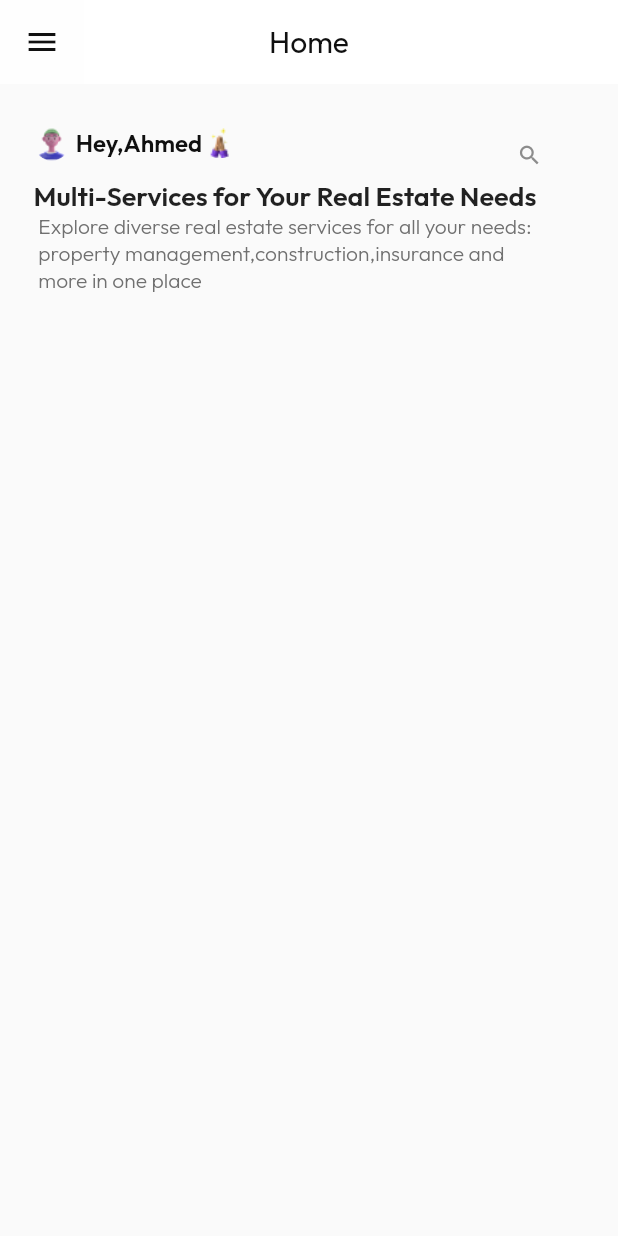
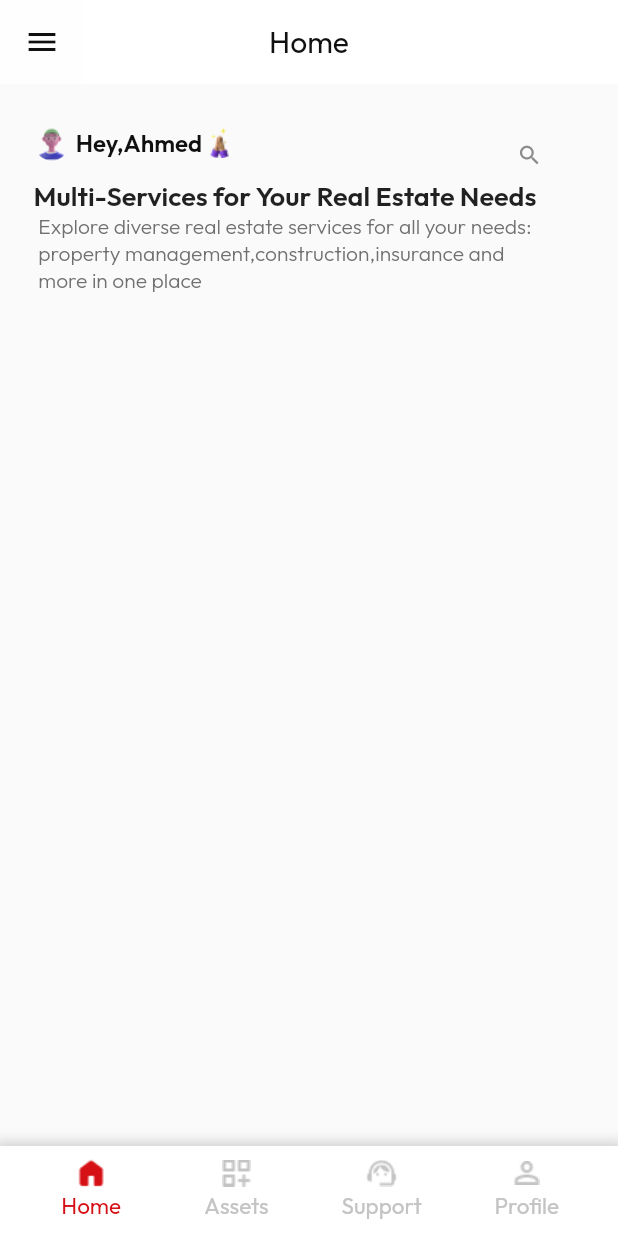
Before and after one commit to AbdelrahmanZeid/Task, a Flutter app: the screen it shows after launch, on a phone screen of 412 x 824 dp. Run offline on Flutter 3.47's test engine with Material 2 defaults, Android fonts, the phone set to English and light mode, and no system bars.

```diff
--- a/lib/Presentation/Dashboard/Widgets/body/body.dart
+++ b/lib/Presentation/Dashboard/Widgets/body/body.dart
@@ -1,10 +1,6 @@
 import 'package:flutter/material.dart';
 import 'package:task/Presentation/Dashboard/Widgets/body/upper_body_section.dart';
-import 'package:task/Presentation/Resources/app_strings.dart';
-import 'package:task/Presentation/Resources/assets_manager.dart';
-import 'package:task/Presentation/Resources/color_manager.dart';
-import 'package:task/Presentation/Resources/values_manager.dart';
-import 'package:task/Presentation/resources/font_manager.dart';
+import 'package:task/presentation/Resources/values_manager.dart';
 
 class CustomBody extends StatelessWidget {
   const CustomBody({super.key});
@@ -17,6 +13,9 @@ class CustomBody extends StatelessWidget {
           height: AppSize.s16,
         ),
         UpperBodySection(),
+        SizedBox(
+          height: AppPadding.p10,
+        ),
       ],
     );
   }
--- a/lib/Presentation/Dashboard/Widgets/bottom_nav_bar/custom_bottom_nav_bar.dart
+++ b/lib/Presentation/Dashboard/Widgets/bottom_nav_bar/custom_bottom_nav_bar.dart
@@ -0,0 +1,105 @@
+import 'package:flutter/material.dart';
+import 'package:task/presentation/Resources/app_strings.dart';
+import 'package:task/presentation/Resources/assets_manager.dart';
+import 'package:task/presentation/Resources/color_manager.dart';
+import 'package:task/presentation/Resources/font_manager.dart';
+import 'package:task/presentation/Resources/values_manager.dart';
+
+class CustomBottomNavBar extends StatelessWidget {
+  const CustomBottomNavBar({super.key});
+
+  @override
+  Widget build(BuildContext context) {
+    return Container(
+      padding: EdgeInsets.only(top: AppPadding.p6),
+      width: double.infinity,
+      height: 60,
+      decoration: BoxDecoration(
+        color: ColorManager.appBarColor,
+        boxShadow: [
+          BoxShadow(
+            color: Colors.grey.withOpacity(
+              0.5,
+            ),
+            spreadRadius: 5,
+            blurRadius: 7,
+            offset: const Offset(
+              0,
+              3,
+            ),
+          ),
+        ],
+      ),
+      child: Row(
+        mainAxisAlignment: MainAxisAlignment.spaceEvenly,
+        children: navBarSlotList,
+      ),
+    );
+  }
+}
+
+List<Widget> navBarSlotList = [
+  NavBarSlot(
+    assetName: AssetsManager.home,
+    text: AppStrings.home,
+    assetColor: ColorManager.mainColor,
+    textColor: ColorManager.mainColor,
+  ),
+   NavBarSlot(
+    assetName: AssetsManager.dashBoard,
+    text: AppStrings.assets,
+    assetColor: ColorManager.unActiveNavBar,
+    textColor: ColorManager.unActiveNavBar,
+  ),
+   NavBarSlot(
+    assetName: AssetsManager.supportAgent,
+    text: AppStrings.support,
+    assetColor: ColorManager.unActiveNavBar,
+    textColor: ColorManager.unActiveNavBar,
+  ),
+   NavBarSlot(
+    assetName: AssetsManager.person,
+    text: AppStrings.profile,
+    assetColor:ColorManager.unActiveNavBar,
+    textColor: ColorManager.unActiveNavBar,
+  ),
+];
+
+class NavBarSlot extends StatelessWidget {
+  const NavBarSlot(
+      {super.key,
+      required this.assetName,
+      required this.text,
+      required this.assetColor,
+      required this.textColor});
+  final String assetName;
+
+  final Color assetColor;
+  final Color textColor;
+  final String text;
+  @override
+  Widget build(BuildContext context) {
+    return Container(
+      width: AppSize.s72,
+      height: AppSize.s60,
+      child: Column(
+        children: [
+          Image.asset(
+            assetName,
+            width: AppSize.s24,
+            height: AppSize.s24,
+            color: assetColor,
+          ),
+          Text(
+            text,
+            style: TextStyle(
+              fontSize: AppSize.s15,
+              fontWeight: FontWeightManager.regular,
+              color: textColor,
+            ),
+          ),
+        ],
+      ),
+    );
+  }
+}
--- a/lib/Presentation/Dashboard/dashboard_view.dart
+++ b/lib/Presentation/Dashboard/dashboard_view.dart
@@ -1,6 +1,7 @@
 import 'package:flutter/material.dart';
 import 'package:task/Presentation/Dashboard/Widgets/app_bar/app_bar.dart';
 import 'package:task/Presentation/Dashboard/Widgets/body/body.dart';
+import 'package:task/presentation/Dashboard/Widgets/bottom_nav_bar/custom_bottom_nav_bar.dart';
 
 class DashBoardView extends StatelessWidget {
   const DashBoardView({super.key});
@@ -14,6 +15,8 @@ class DashBoardView extends StatelessWidget {
         centerTitle: true,
       ),
       body:const CustomBody(),
+
+      bottomNavigationBar:const CustomBottomNavBar(),
     );
   }
 }
--- a/lib/Presentation/Resources/values_manager.dart
+++ b/lib/Presentation/Resources/values_manager.dart
@@ -5,6 +5,7 @@ class AppPadding {
   static const double p6 = 6.0;
   static const double p3 = 3.0;
   static const double p8 = 8.0;
+  static const double p10 = 10.0;
   static const double p12 = 12.0;
   static const double p14 = 14.0;
   static const double p16 = 16.0;
@@ -18,6 +19,7 @@ class AppSize {
   static const double s8 = 8.0;
   static const double s12 = 12.0;
   static const double s14 = 14.0;
+  static const double s15 = 15.0;
   static const double s16 = 16.0;
   static const double s17 = 17.0;
   static const double s18 = 18.0;
@@ -25,5 +27,7 @@ class AppSize {
   static const double s22 = 22.0;
   static const double s24 = 24.0;
   static const double s28 = 28.0;
+  static const double s60 = 60.0;
+  static const double s72 = 72.0;
 
 }
```
Also changed, not shown: lib/Presentation/Dashboard/Widgets/bottom_nav_bar/nav_bar_slots.dart (added).
